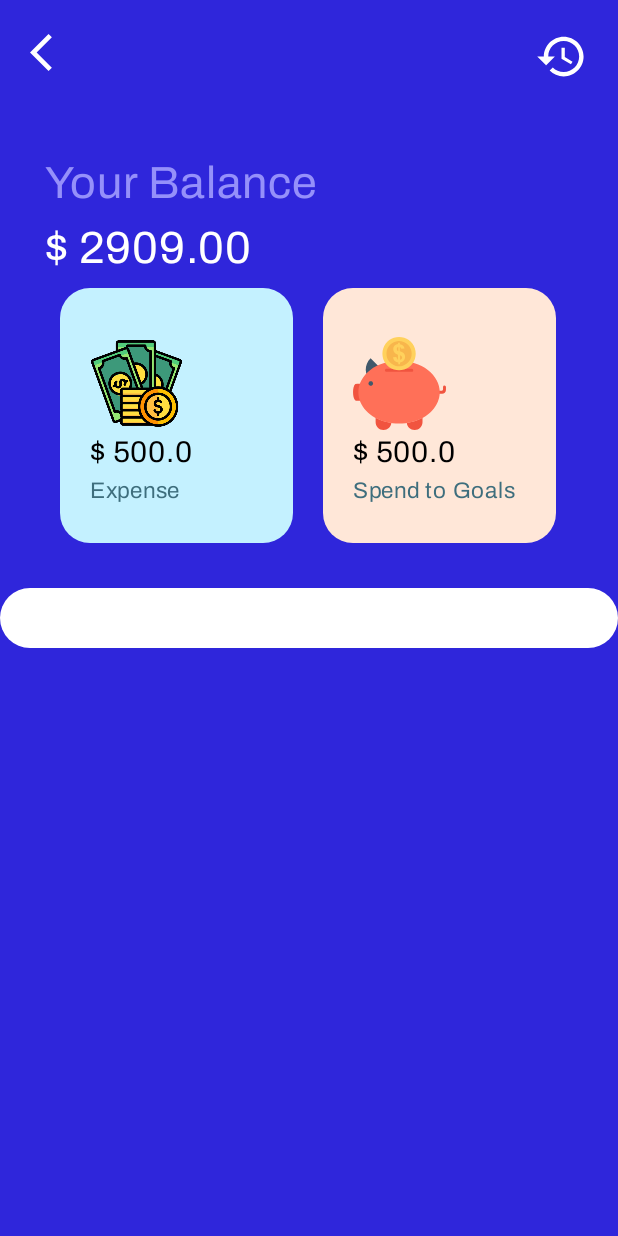
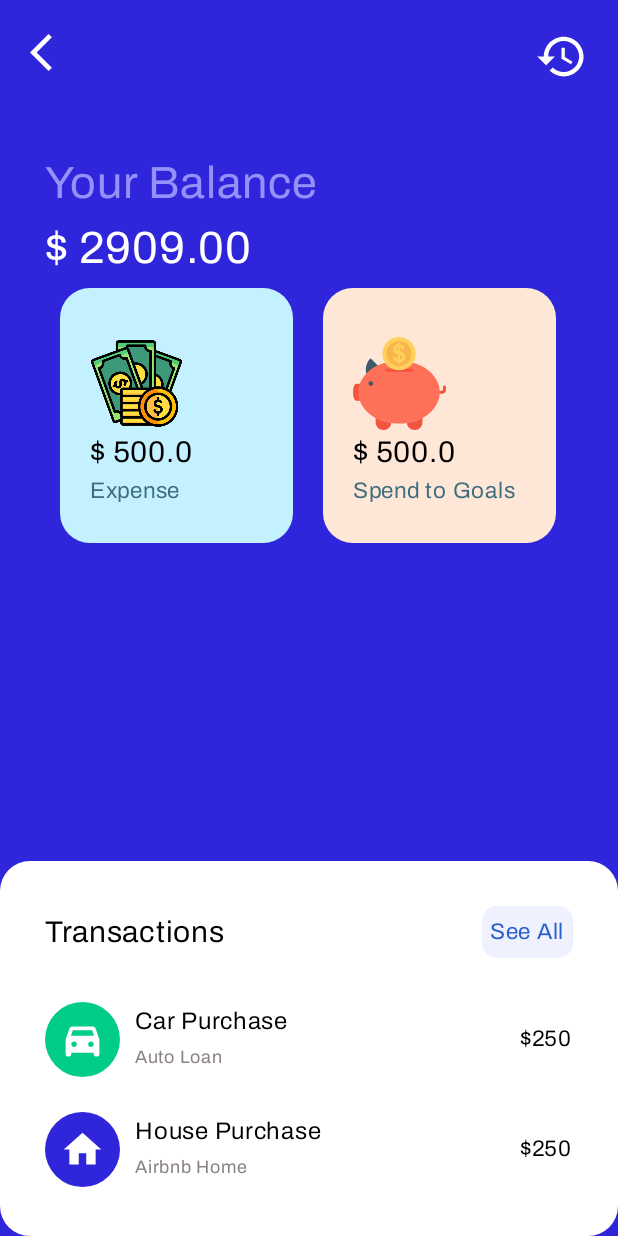
Before and after one commit to iamabdh/MoneyManager, an Android app built with Jetpack Compose: the TransactionScreen screen opened through its navigation route, on a phone screen of 412 x 824 dp. Run offline under Robolectric (Android 15) with nearby library versions, the phone set to English and light mode, and no system bars.

Commit message:
fix: expand card issue to box

```diff
--- a/app/src/main/java/com/example/moneymanager/screen/TransactionScreen.kt
+++ b/app/src/main/java/com/example/moneymanager/screen/TransactionScreen.kt
@@ -4,6 +4,7 @@ import android.media.RouteDiscoveryPreference
 import androidx.compose.animation.core.animateDpAsState
 import androidx.compose.foundation.Image
 import androidx.compose.foundation.background
+import androidx.compose.foundation.border
 import androidx.compose.foundation.clickable
 import androidx.compose.foundation.gestures.Orientation
 import androidx.compose.foundation.layout.Arrangement
@@ -79,17 +80,16 @@ fun TransactionScreen(
     val scrollState = rememberScrollState()
     var expanded by remember { mutableStateOf(false) }
 
-    val expandHeight by animateDpAsState(targetValue = if (expanded) 100.dp else 40.dp)
+    val expandHeight by animateDpAsState(targetValue = if (expanded) 600.dp else 250.dp)
 
     LaunchedEffect(scrollState) {
         snapshotFlow { scrollState.value }
             .collect { value ->
-                expanded = value > 0
-                println(expandHeight)
-
+                delay(200)
+                expanded = value > 1
             }
     }
-    Column(
+    Box(
         modifier = Modifier
             .fillMaxSize()
             .background(PalatinateBlue)
@@ -161,14 +161,15 @@ fun TransactionScreen(
         Spacer(modifier = Modifier.height(30.dp))
 
         Box(
+            contentAlignment = Alignment.BottomCenter,
             modifier = Modifier
-                .fillMaxWidth()
-                .height(expandHeight)
-                .clip(shape = RoundedCornerShape(20.dp))
-                .background(Color.White)
+                .fillMaxSize()
         ) {
             Box(
-
+                modifier = Modifier
+                    .height(expandHeight)
+                    .clip(shape = RoundedCornerShape(20.dp))
+                    .background(Color.White)
             ) {
                Column(
                    modifier = Modifier
```
